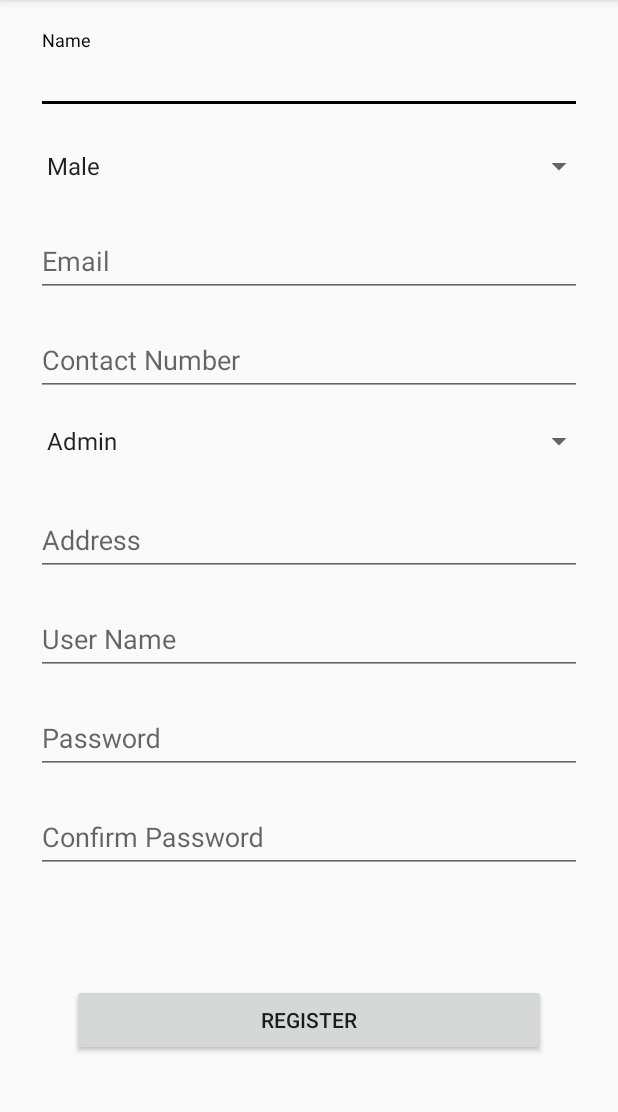
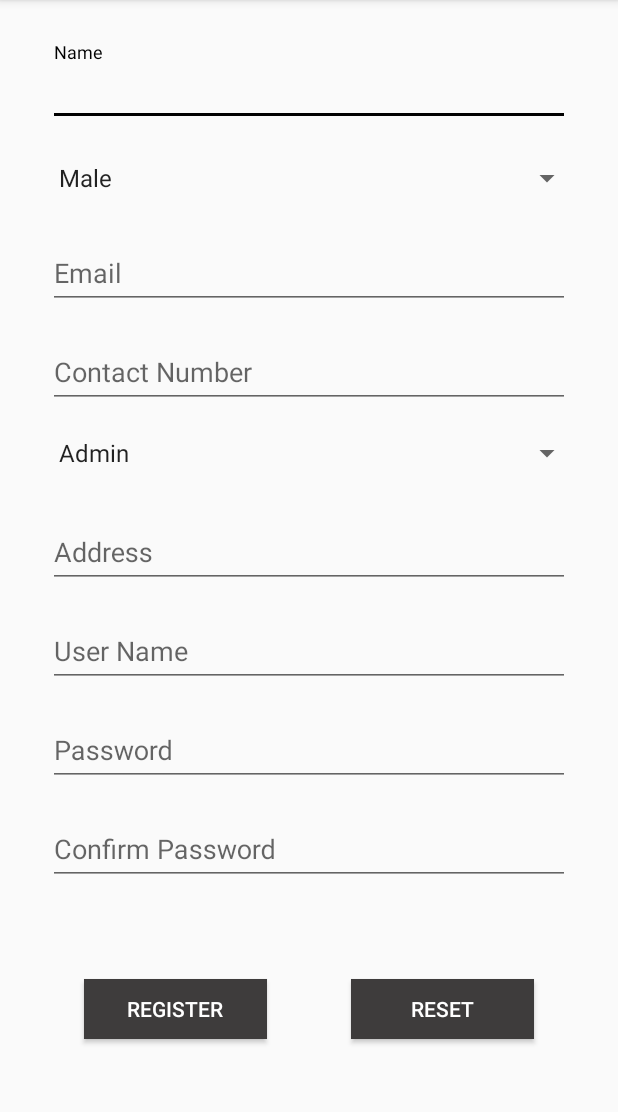
Before and after one commit to safanaqumar/Teddy_App, an Android app: the AddUser screen opened directly, with no data from a screen before it, on a phone screen of 412 x 824 dp, the part 84-1196 px from its top. Run offline under Robolectric (Android 15) with nearby library versions, the phone set to English and light mode, and no system bars; our stand-ins replace Firebase (no records; nobody signed in at launch, a user with empty details on screens opened directly).

```diff
--- a/app/src/main/java/com/example/teddyapp/Add_new_asset.java
+++ b/app/src/main/java/com/example/teddyapp/Add_new_asset.java
@@ -22,6 +22,8 @@ private Spinner statusspinner,Location,type;
 private TextInputEditText serialno,Assettag,Description,Department,Remark;
 private Button Addasset,cancelasset ;
 
+    DatabaseReference AssetsDatabaseReference;;
+
 
 
 
@@ -42,6 +44,7 @@ private Button Addasset,cancelasset ;
         Remark = (TextInputEditText) findViewById(R.id.remark);
         Addasset = (Button) findViewById(R.id.addasset);
         cancelasset = (Button)findViewById(R.id.cancelasset);
+        AssetsDatabaseReference = FirebaseDatabase.getInstance().getReference("assets");
 
        // FirebaseDatabase.getInstance().getReference().child("Add_Asset");
         // FirebaseDatabase.getInstance().getReference().child("Child").child("Aseetdata").setValue("data");
@@ -68,8 +71,7 @@ private Button Addasset,cancelasset ;
                   String statusasset= statusspinner.getSelectedItem().toString();
                   String remark = Remark.getText().toString();
                   AssetDatabase assetDatabase = new AssetDatabase(serial_num,asset_tag,typeofasset,description,location,deprt,statusasset,remark);
-                DatabaseReference  reference = FirebaseDatabase.getInstance().getReference("Data");
-                  reference.child(serial_num).setValue(assetDatabase);
+                AssetsDatabaseReference.child(serial_num).setValue(assetDatabase);
                 Toast.makeText(Add_new_asset.this,"Added",Toast.LENGTH_LONG).show();
 
             }
--- a/app/src/main/res/layout/activity_add_user.xml
+++ b/app/src/main/res/layout/activity_add_user.xml
@@ -1,10 +1,10 @@
 <?xml version="1.0" encoding="utf-8"?>
-<RelativeLayout
-    xmlns:android="http://schemas.android.com/apk/res/android"
+<RelativeLayout xmlns:android="http://schemas.android.com/apk/res/android"
     xmlns:app="http://schemas.android.com/apk/res-auto"
     xmlns:tools="http://schemas.android.com/tools"
     android:layout_width="match_parent"
     android:layout_height="match_parent"
+    android:layout_margin="8dp"
     tools:context=".AddUser">
 
 
@@ -12,29 +12,28 @@
         android:id="@+id/text_input_layout_name"
         android:layout_width="match_parent"
         android:layout_height="wrap_content"
+        android:layout_marginStart="24dp"
+        android:layout_marginTop="20dp"
         android:layout_marginEnd="24dp"
-        android:layout_marginTop="20dp"
-        android:layout_marginStart="24dp"
-        android:hint="Name"
-        >
+        android:hint="Name">
+
         <com.google.android.material.textfield.TextInputEditText
             android:id="@+id/username"
             android:layout_width="match_parent"
             android:layout_height="wrap_content"
             android:inputType="text"
-            android:selectAllOnFocus="true"
-            />
+            android:selectAllOnFocus="true" />
     </com.google.android.material.textfield.TextInputLayout>
+
     <com.google.android.material.textfield.TextInputLayout
         android:id="@+id/gender"
         android:layout_width="match_parent"
         android:layout_height="50dp"
-        android:layout_marginEnd="15dp"
-        android:layout_marginTop="10dp"
         android:layout_below="@+id/text_input_layout_name"
         android:layout_marginStart="15dp"
-        android:hint="Gender"
-        >
+        android:layout_marginTop="10dp"
+        android:layout_marginEnd="15dp"
+        android:hint="Gender">
 
         <Spinner
             android:id="@+id/user_gender"
@@ -52,9 +51,10 @@
         android:layout_height="wrap_content"
         android:layout_below="@+id/gender"
         android:layout_marginStart="24dp"
-        android:hint="Email"
+        android:layout_marginTop="6dp"
         android:layout_marginEnd="24dp"
-        android:layout_marginTop="6dp">
+        android:hint="Email">
+
         <com.google.android.material.textfield.TextInputEditText
             android:id="@+id/user_email"
             android:layout_width="match_parent"
@@ -66,6 +66,7 @@
 
             />
     </com.google.android.material.textfield.TextInputLayout>
+
     <com.google.android.material.textfield.TextInputLayout
         android:id="@+id/contact"
         android:layout_width="match_parent"
@@ -74,6 +75,7 @@
         android:layout_marginStart="24dp"
         android:layout_marginTop="10dp"
         android:layout_marginEnd="24dp">
+
         <com.google.android.material.textfield.TextInputEditText
             android:id="@+id/user_contact"
             android:layout_width="match_parent"
@@ -84,18 +86,18 @@
             android:imeActionLabel="@string/action_sign_in_short"
             android:imeOptions="actionDone"
             android:inputType="number"
-            android:selectAllOnFocus="true"
-            />
+            android:selectAllOnFocus="true" />
     </com.google.android.material.textfield.TextInputLayout>
+
     <com.google.android.material.textfield.TextInputLayout
-        android:layout_below="@+id/contact"
         android:id="@+id/pos"
         android:layout_width="match_parent"
+        android:layout_height="wrap_content"
+        android:layout_below="@+id/contact"
         android:layout_marginStart="15dp"
         android:layout_marginTop="6dp"
-        android:layout_marginEnd="15dp"
 
-        android:layout_height="wrap_content">
+        android:layout_marginEnd="15dp">
 
         <Spinner
             android:id="@+id/user_position"
@@ -107,13 +109,14 @@
     </com.google.android.material.textfield.TextInputLayout>
 
     <com.google.android.material.textfield.TextInputLayout
+        android:id="@+id/adress"
         android:layout_width="match_parent"
         android:layout_height="wrap_content"
         android:layout_below="@+id/pos"
-        android:id="@+id/adress"
         android:layout_marginStart="24dp"
         android:layout_marginTop="10dp"
         android:layout_marginEnd="24dp">
+
         <com.google.android.material.textfield.TextInputEditText
             android:id="@+id/user_address"
             android:layout_width="match_parent"
@@ -131,10 +134,10 @@
         android:layout_width="match_parent"
         android:layout_height="wrap_content"
         android:layout_below="@+id/adress"
-        android:hint="User Name"
         android:layout_marginStart="24dp"
         android:layout_marginTop="10dp"
-        android:layout_marginEnd="24dp">
+        android:layout_marginEnd="24dp"
+        android:hint="User Name">
 
         <com.google.android.material.textfield.TextInputEditText
             android:id="@+id/user_id"
@@ -143,19 +146,20 @@
             android:imeActionLabel="@string/action_sign_in_short"
             android:imeOptions="actionDone"
             android:inputType="text"
-            android:selectAllOnFocus="true"
-            />
+            android:selectAllOnFocus="true" />
     </com.google.android.material.textfield.TextInputLayout>
+
     <com.google.android.material.textfield.TextInputLayout
         android:id="@+id/pasword"
         android:layout_width="match_parent"
+        android:layout_height="wrap_content"
         android:layout_below="@+id/username1"
         android:layout_marginStart="24dp"
         android:layout_marginTop="10dp"
-        android:hint="@string/prompt_password"
         android:layout_marginEnd="24dp"
 
-        android:layout_height="wrap_content">
+        android:hint="@string/prompt_password">
+
         <EditText
             android:id="@+id/user_password"
             android:layout_width="match_parent"
@@ -165,19 +169,19 @@
             android:imeActionLabel="@string/action_sign_in_short"
             android:imeOptions="actionDone"
             android:inputType="textPassword"
-            android:selectAllOnFocus="true"
-            />
+            android:selectAllOnFocus="true" />
     </com.google.android.material.textfield.TextInputLayout>
 
 
     <com.google.android.material.textfield.TextInputLayout
+        android:id="@+id/conpass"
         android:layout_width="match_parent"
         android:layout_height="wrap_content"
-        android:id="@+id/conpass"
+        android:layout_below="@+id/pasword"
         android:layout_marginStart="24dp"
         android:layout_marginTop="10dp"
-        android:layout_marginEnd="24dp"
-        android:layout_below="@+id/pasword">
+        android:layout_marginEnd="24dp">
+
         <com.google.android.material.textfield.TextInputEditText
             android:id="@+id/user_confirmpass"
             android:layout_width="match_parent"
@@ -186,32 +190,52 @@
             android:imeActionLabel="@string/action_sign_in_short"
             android:imeOptions="actionDone"
             android:inputType="textPassword"
-            android:selectAllOnFocus="true"
-            />
+            android:selectAllOnFocus="true" />
     </com.google.android.material.textfield.TextInputLayout>
+
     <ProgressBar
         android:id="@+id/loadingbar"
         android:layout_width="wrap_content"
         android:layout_height="wrap_content"
+        android:layout_below="@+id/conpass"
         android:layout_centerInParent="true"
-        android:layout_below="@+id/conpass"
 
         android:visibility="gone"
 
 
         />
+
     <Button
         android:id="@+id/user_btn"
-        android:layout_width="match_parent"
-        android:layout_height="wrap_content"
+        android:layout_width="122dp"
+        android:layout_height="40dp"
+        android:layout_alignParentBottom="true"
+        android:layout_gravity="start"
+
+        android:layout_marginStart="48dp"
+        android:layout_marginEnd="48dp"
+        android:layout_marginBottom="67dp"
+        android:background="@color/black"
+        android:enabled="true"
+        android:text="Register"
+        android:textColor="@color/white"
+        app:layout_constraintVertical_bias="0.2" />
+
+    <Button
+        android:id="@+id/user_btn3"
+        android:layout_width="122dp"
+        android:layout_height="40dp"
+        android:layout_alignParentRight="true"
+        android:layout_alignParentBottom="true"
+
         android:layout_gravity="start"
         android:layout_marginStart="48dp"
-
         android:layout_marginEnd="48dp"
-        android:layout_marginBottom="64dp"
+        android:layout_marginBottom="67dp"
+        android:background="@color/black"
         android:enabled="true"
-        android:text="Register"
-        android:layout_alignParentBottom="true"
+        android:text="Reset"
+        android:textColor="@color/white"
         app:layout_constraintVertical_bias="0.2" />
 
 
--- a/app/src/main/res/values/colors.xml
+++ b/app/src/main/res/values/colors.xml
@@ -4,6 +4,6 @@
     <color name="colorPrimaryDark">@color/gray</color>
     <color name="colorAccent">#000</color>
     <color name="white">#ffffff</color>
-    <color name="black">#000</color>
+    <color name="black">#3E3C3C</color>
     <color name="gray">#787878</color>
 </resources>
--- a/app/src/main/res/values/strings.xml
+++ b/app/src/main/res/values/strings.xml
@@ -76,6 +76,7 @@
 
         <item>Admin</item>
         <item>Technical Support Team</item>
+        <item>Compilance</item>
 
     </string-array>
 
```
Also changed, not shown: app/src/main/AndroidManifest.xml (+9 -4 lines), app/src/main/java/com/example/teddyapp/AddUser.java (+62 -46 lines), app/src/main/java/com/example/teddyapp/MainActivity.java (+15 -0 lines), app/src/main/java/com/example/teddyapp/UpdateUser.java (added, +80 -0 lines), app/src/main/java/com/example/teddyapp/login_activity.java (+25 -28 lines), app/src/main/java/com/example/teddyapp/usersdatabase/Admin.java (+56 -0 lines), app/src/main/java/com/example/teddyapp/usersdatabase/Compilance.java (+56 -0 lines), app/src/main/java/com/example/teddyapp/usersdatabase/Technical.java (+57 -1 lines), app/src/main/res/layout/activity_login.xml (+6 -2 lines), app/src/main/res/layout/activity_update_user.xml (added, +14 -0 lines), app/src/main/res/menu/menu.xml (+1 -6 lines).
